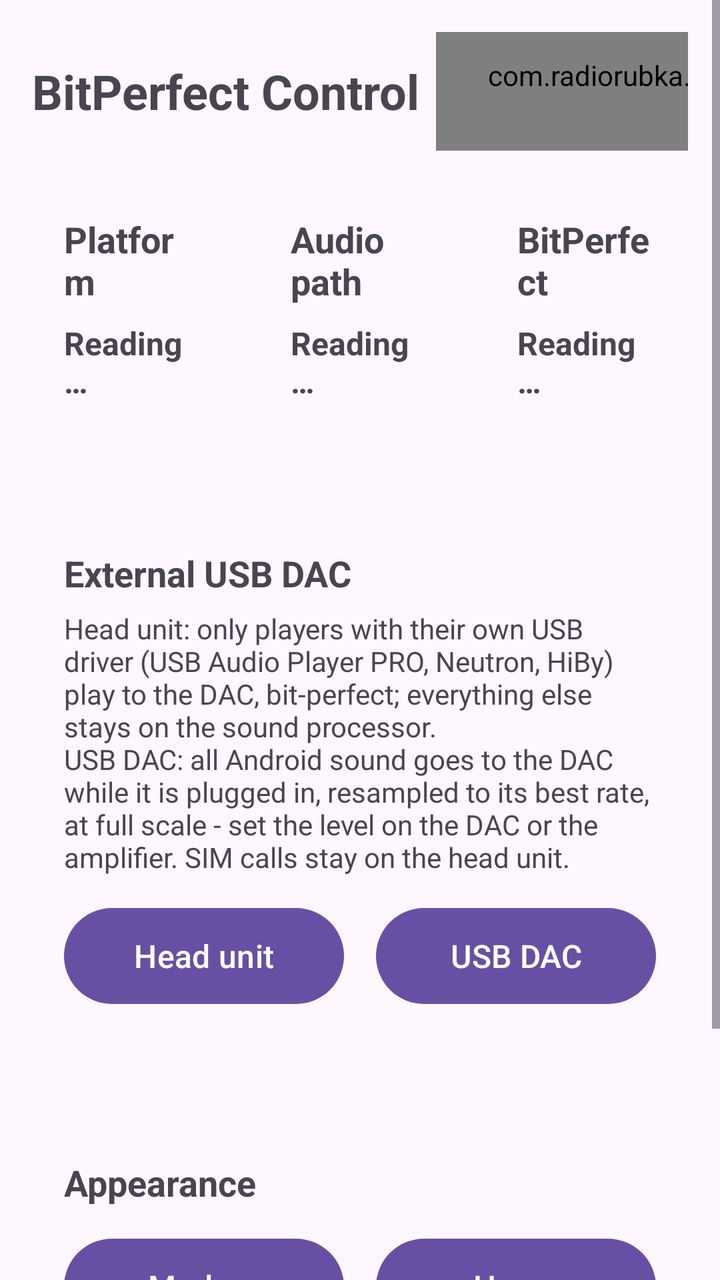
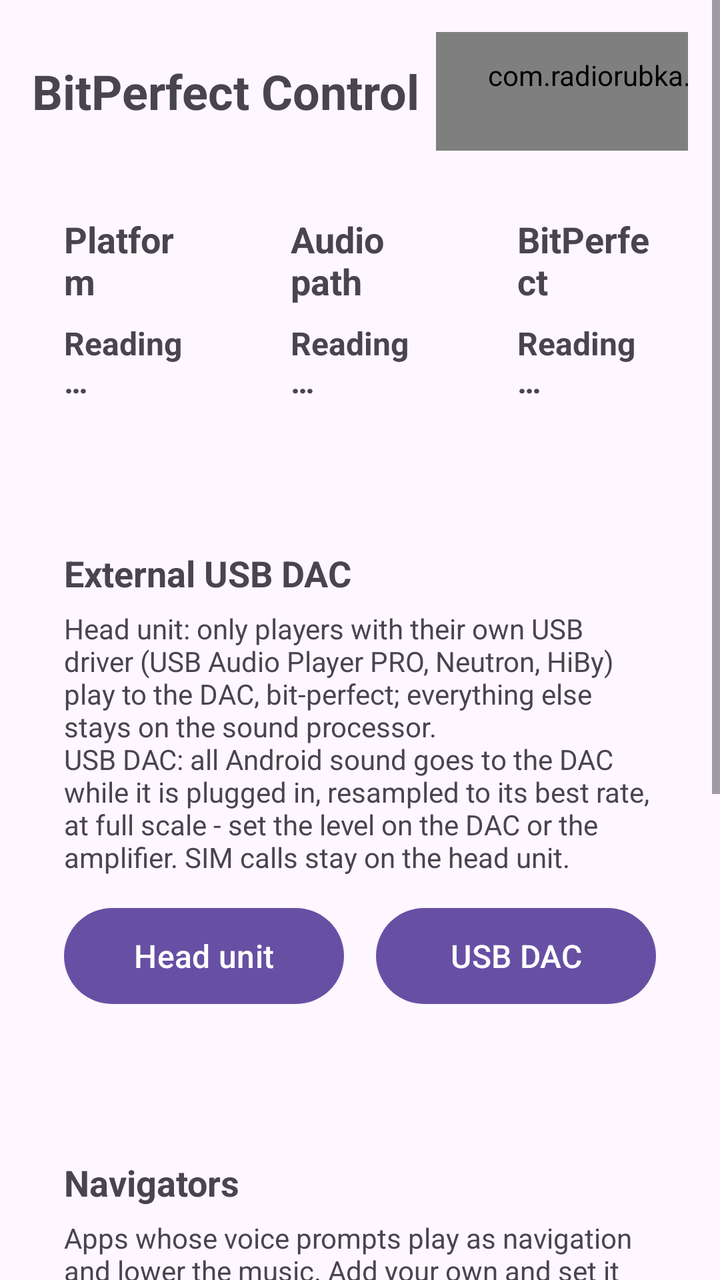

The first picture is an Android layout as it rendered before a commit; the second is the same layout after the commit. The layout source and the unified diff follow.
<!-- AndroidManifest.xml: application theme Theme.BitPerfectControl -->
<!-- res/layout/activity_main.xml -->
<?xml version="1.0" encoding="utf-8"?>
<ScrollView xmlns:android="http://schemas.android.com/apk/res/android"
    android:id="@+id/root_scroll"
    android:layout_width="match_parent"
    android:layout_height="match_parent"
    android:fillViewport="true">

    <LinearLayout
        android:id="@+id/content"
        android:layout_width="match_parent"
        android:layout_height="wrap_content"
        android:orientation="vertical"
        android:padding="@dimen/screen_padding">

        
        <LinearLayout
            android:layout_width="match_parent"
            android:layout_height="wrap_content"
            android:gravity="center_vertical"
            android:orientation="horizontal">

            <TextView
                android:id="@+id/tv_title"
                android:layout_width="wrap_content"
                android:layout_height="wrap_content"
                android:text="@string/app_name"
                android:textSize="@dimen/text_size_title"
                android:textStyle="bold" />

            <View
                android:layout_width="0dp"
                android:layout_height="0dp"
                android:layout_weight="1" />

            <com.radiorubka.bitperfect.ui.ShimmerBadgeLayout
                android:id="@+id/btn_donate_badge"
                android:layout_width="wrap_content"
                android:layout_height="wrap_content"
                android:layout_marginStart="8dp"
                android:layout_marginEnd="8dp"
                android:background="@drawable/bg_badge_donate"
                android:clickable="true"
                android:focusable="true"
                android:gravity="center"
                android:minWidth="340dp"
                android:orientation="horizontal"
                android:paddingStart="22dp"
                android:paddingTop="12dp"
                android:paddingEnd="22dp"
                android:paddingBottom="12dp">

                <TextView
                    android:id="@+id/tv_donate_badge_text"
                    android:layout_width="wrap_content"
                    android:layout_height="wrap_content"
                    android:singleLine="true"
                    android:text="☕ Buy me a coffee"
                    android:textColor="#F7DF1E"
                    android:textSize="16sp"
                    android:textStyle="bold" />
            </com.radiorubka.bitperfect.ui.ShimmerBadgeLayout>

            <View
                android:layout_width="0dp"
                android:layout_height="0dp"
                android:layout_weight="1" />

            <com.google.android.material.button.MaterialButton
                android:id="@+id/btn_refresh"
                android:layout_width="wrap_content"
                android:layout_height="wrap_content"
                android:minHeight="@dimen/row_min_height"
                android:text="@string/btn_refresh"
                android:textSize="@dimen/text_size_button" />
        </LinearLayout>

        
        <LinearLayout
            android:layout_width="match_parent"
            android:layout_height="wrap_content"
            android:layout_marginTop="16dp"
            android:baselineAligned="false"
            android:orientation="horizontal">

            <LinearLayout
                android:id="@+id/card_platform"
                style="@style/BpCard"
                android:layout_width="0dp"
                android:layout_weight="1"
                android:layout_marginEnd="8dp">

                <TextView
                    android:id="@+id/tv_platform_title"
                    style="@style/BpCardTitle"
                    android:text="@string/card_platform" />

                <TextView
                    android:id="@+id/tv_platform"
                    style="@style/BpCardValue"
                    android:text="@string/status_loading" />

                <TextView
                    android:id="@+id/tv_platform_note"
                    style="@style/BpCardNote" />
            </LinearLayout>

            <LinearLayout
                android:id="@+id/card_path"
                style="@style/BpCard"
                android:layout_width="0dp"
                android:layout_weight="1"
                android:layout_marginStart="4dp"
                android:layout_marginEnd="4dp">

                <TextView
                    android:id="@+id/tv_path_title"
                    style="@style/BpCardTitle"
                    android:text="@string/card_path" />

                <TextView
                    android:id="@+id/tv_path"
                    style="@style/BpCardValue"
                    android:text="@string/status_loading" />

                <TextView
                    android:id="@+id/tv_path_note"
                    style="@style/BpCardNote" />
            </LinearLayout>

            <LinearLayout
                android:id="@+id/card_module"
                style="@style/BpCard"
                android:layout_width="0dp"
                android:layout_weight="1"
                android:layout_marginStart="8dp">

                <TextView
                    android:id="@+id/tv_module_title"
                    style="@style/BpCardTitle"
                    android:text="@string/card_module" />

                <TextView
                    android:id="@+id/tv_module"
                    style="@style/BpCardValue"
                    android:text="@string/status_loading" />

                <TextView
                    android:id="@+id/tv_module_note"
                    style="@style/BpCardNote" />
            </LinearLayout>
        </LinearLayout>

        
        <LinearLayout
            android:id="@+id/card_usb"
            style="@style/BpCard"
            android:layout_width="match_parent"
            android:layout_marginTop="16dp">

            <TextView
                android:id="@+id/tv_usb_title"
                style="@style/BpCardTitle"
                android:text="@string/usb_title" />

            <TextView
                android:id="@+id/tv_usb_desc"
                style="@style/BpCardNote"
                android:text="@string/usb_desc" />

            <LinearLayout
                android:layout_width="match_parent"
                android:layout_height="wrap_content"
                android:layout_marginTop="12dp"
                android:orientation="horizontal">

                <com.google.android.material.button.MaterialButton
                    android:id="@+id/btn_usb_off"
                    style="@style/BpPill"
                    android:layout_marginEnd="8dp"
                    android:text="@string/usb_off" />

                <com.google.android.material.button.MaterialButton
                    android:id="@+id/btn_usb_on"
                    style="@style/BpPill"
                    android:layout_marginStart="8dp"
                    android:text="@string/usb_on" />
            </LinearLayout>

            <TextView
                android:id="@+id/tv_usb_result"
                style="@style/BpCardNote" />
        </LinearLayout>

        
        <LinearLayout
            android:id="@+id/card_theme"
            style="@style/BpCard"
            android:layout_width="match_parent"
            android:layout_marginTop="16dp">

            <TextView
                android:id="@+id/tv_theme_title"
                style="@style/BpCardTitle"
                android:text="@string/theme_title" />

            <LinearLayout
                android:layout_width="match_parent"
                android:layout_height="wrap_content"
                android:layout_marginTop="12dp"
                android:orientation="horizontal">

                <com.google.android.material.button.MaterialButton
                    android:id="@+id/btn_style_modern"
                    style="@style/BpPill"
                    android:layout_marginEnd="8dp"
                    android:text="@string/style_modern" />

                <com.google.android.material.button.MaterialButton
                    android:id="@+id/btn_style_hyper"
                    style="@style/BpPill"
                    android:layout_marginStart="8dp"
                    android:text="@string/style_hyper" />
            </LinearLayout>

            <LinearLayout
                android:layout_width="match_parent"
                android:layout_height="wrap_content"
                android:layout_marginTop="12dp"
                android:orientation="horizontal">

                <com.google.android.material.button.MaterialButton
                    android:id="@+id/btn_mode_auto"
                    style="@style/BpPill"
                    android:layout_marginEnd="8dp"
                    android:text="@string/mode_auto" />

                <com.google.android.material.button.MaterialButton
                    android:id="@+id/btn_mode_day"
                    style="@style/BpPill"
                    android:layout_marginStart="4dp"
                    android:layout_marginEnd="4dp"
                    android:text="@string/mode_day" />

                <com.google.android.material.button.MaterialButton
                    android:id="@+id/btn_mode_night"
                    style="@style/BpPill"
                    android:layout_marginStart="8dp"
                    android:text="@string/mode_night" />
            </LinearLayout>

            <TextView
                android:id="@+id/tv_theme_note"
                style="@style/BpCardNote" />
        </LinearLayout>
    </LinearLayout>
</ScrollView>
<!-- resources referenced by this layout -->
<resources>
  <dimen name="row_min_height">56dp</dimen>
  <dimen name="screen_padding">16dp</dimen>
  <dimen name="text_size_button">16sp</dimen>
  <dimen name="text_size_title">24sp</dimen>
  <string name="app_name">BitPerfect Control</string>
  <string name="btn_refresh">Refresh</string>
  <string name="card_module">BitPerfect</string>
  <string name="card_path">Audio path</string>
  <string name="card_platform">Platform</string>
  <string name="mode_auto">Auto</string>
  <string name="mode_day">Day</string>
  <string name="mode_night">Night</string>
  <string name="status_loading">Reading…</string>
  <string name="style_hyper">Hyper</string>
  <string name="style_modern">Modern</string>
  <string name="theme_title">Appearance</string>
  <string name="usb_desc">Head unit: only players with their own USB driver (USB Audio Player PRO, Neutron, HiBy) play to the DAC, bit-perfect; everything else stays on the sound processor.\nUSB DAC: all Android sound goes to the DAC while it is plugged in, resampled to its best rate, at full scale - set the level on the DAC or the amplifier. SIM calls stay on the head unit.</string>
  <string name="usb_off">Head unit</string>
  <string name="usb_on">USB DAC</string>
  <string name="usb_title">External USB DAC</string>
  <style name="BpCard">
          <item name="android:layout_height">wrap_content</item>
          <item name="android:orientation">vertical</item>
          <item name="android:padding">@dimen/card_padding</item>
      </style>
  <style name="BpCardNote">
          <item name="android:layout_width">match_parent</item>
          <item name="android:layout_height">wrap_content</item>
          <item name="android:layout_marginTop">6dp</item>
          <item name="android:textSize">@dimen/text_size_note</item>
      </style>
  <style name="BpCardTitle">
          <item name="android:layout_width">wrap_content</item>
          <item name="android:layout_height">wrap_content</item>
          <item name="android:textSize">@dimen/text_size_subtitle</item>
          <item name="android:textStyle">bold</item>
      </style>
  <style name="BpCardValue">
          <item name="android:layout_width">match_parent</item>
          <item name="android:layout_height">wrap_content</item>
          <item name="android:layout_marginTop">8dp</item>
          <item name="android:textSize">@dimen/text_size_label</item>
          <item name="android:textStyle">bold</item>
      </style>
  <style name="BpPill" parent="Widget.Material3.Button">
          <item name="android:layout_width">0dp</item>
          <item name="android:layout_height">wrap_content</item>
          <item name="android:layout_weight">1</item>
          <item name="android:minHeight">@dimen/row_min_height</item>
          <item name="android:checkable">true</item>
          <item name="android:textSize">@dimen/text_size_button</item>
      </style>
  <style name="Theme.BitPerfectControl" parent="Theme.Material3.DayNight.NoActionBar">
          <item name="android:statusBarColor" tools:targetApi="l">?attr/colorSurface</item>
      </style>
  <color name="coffee_pulse">#40FFA726</color>
  <color name="coffee_amber">#FFA726</color>
  <dimen name="card_padding">16dp</dimen>
  <dimen name="text_size_note">14sp</dimen>
  <dimen name="text_size_subtitle">18sp</dimen>
  <dimen name="text_size_label">16sp</dimen>
  <!-- unchanged entries left out for length: 1 -->
</resources>

<!-- the commit's change to res/layout/activity_main.xml (unified diff, before → after) -->
@@ -193,6 +193,55 @@
 
         
         <LinearLayout
+            android:id="@+id/card_navi"
+            style="@style/BpCard"
+            android:layout_width="match_parent"
+            android:layout_marginTop="16dp">
+
+            <TextView
+                android:id="@+id/tv_navi_title"
+                style="@style/BpCardTitle"
+                android:text="@string/navi_title" />
+
+            <TextView
+                android:id="@+id/tv_navi_desc"
+                style="@style/BpCardNote"
+                android:text="@string/navi_desc" />
+
+            <LinearLayout
+                android:id="@+id/ll_navi_rows"
+                android:layout_width="match_parent"
+                android:layout_height="wrap_content"
+                android:layout_marginTop="8dp"
+                android:orientation="vertical" />
+
+            <LinearLayout
+                android:layout_width="match_parent"
+                android:layout_height="wrap_content"
+                android:layout_marginTop="12dp"
+                android:orientation="horizontal">
+
+                <com.google.android.material.button.MaterialButton
+                    android:id="@+id/btn_navi_add"
+                    style="@style/BpPill"
+                    android:layout_marginEnd="8dp"
+                    android:checkable="false"
+                    android:text="@string/navi_add" />
+
+                <com.google.android.material.button.MaterialButton
+                    android:id="@+id/btn_navi_all"
+                    style="@style/BpPill"
+                    android:layout_marginStart="8dp"
+                    android:checkable="false" />
+            </LinearLayout>
+
+            <TextView
+                android:id="@+id/tv_navi_result"
+                style="@style/BpCardNote" />
+        </LinearLayout>
+
+        
+        <LinearLayout
             android:id="@+id/card_theme"
             style="@style/BpCard"
             android:layout_width="match_parent"
<!-- resource entries referenced after the edit -->
@@ -12,6 +12,9 @@
   <string name="mode_auto">Auto</string>
   <string name="mode_day">Day</string>
   <string name="mode_night">Night</string>
+  <string name="navi_add">Add navigator</string>
+  <string name="navi_desc">Apps whose voice prompts play as navigation and lower the music. Add your own and set it up; changes apply after a reboot.</string>
+  <string name="navi_title">Navigators</string>
   <string name="status_loading">Reading…</string>
   <string name="style_hyper">Hyper</string>
   <string name="style_modern">Modern</string>
